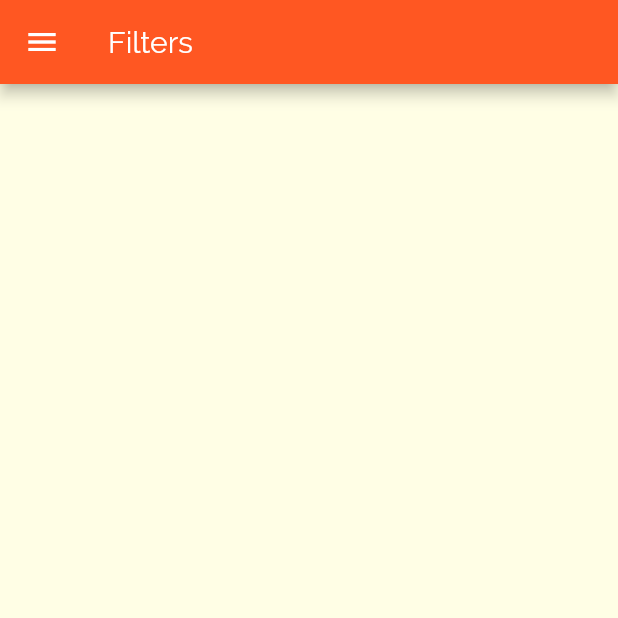
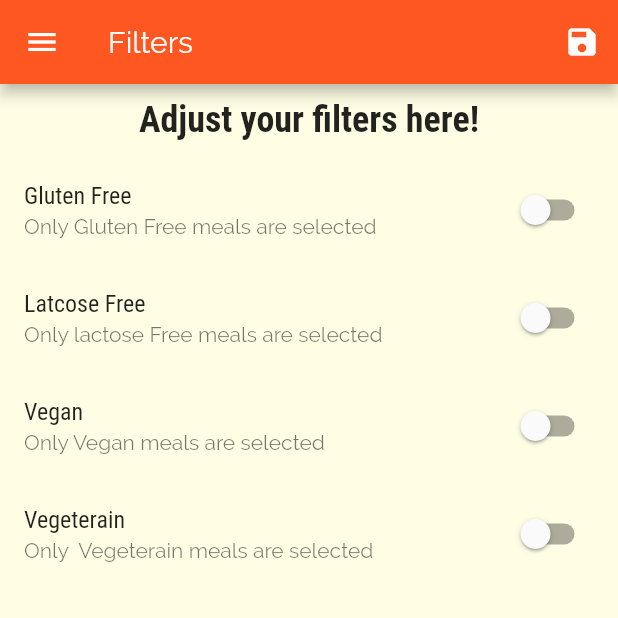
Before and after one commit to lighttt/FoodiApp, a Flutter app: the FilterScreen screen opened by its route, on a phone screen of 412 x 824 dp, the top half of it. Run offline on Flutter 3.47's test engine with Material 2 defaults, Android fonts, the phone set to English and light mode, and no system bars; network calls fail.

Commit message:
Managed Filter Screen and did state life cycle

```diff
--- a/lib/main.dart
+++ b/lib/main.dart
@@ -1,4 +1,6 @@
 import 'package:flutter/material.dart';
+import 'package:foodi_app/dummy_data.dart';
+import 'package:foodi_app/models/meal.dart';
 import 'package:foodi_app/screens/bottom_bar_screen.dart';
 import 'package:foodi_app/screens/category_meal_screen.dart';
 import 'package:foodi_app/screens/category_overview_screen.dart';
@@ -8,7 +10,41 @@ import 'package:foodi_app/screens/tab_view_screen.dart';
 
 void main() => runApp(MyApp());
 
-class MyApp extends StatelessWidget {
+class MyApp extends StatefulWidget {
+  @override
+  _MyAppState createState() => _MyAppState();
+}
+
+class _MyAppState extends State<MyApp> {
+  Map<String, bool> _filters = {
+    'gluten': false,
+    'lactose': false,
+    'vegan': false,
+    'vegetarian': false,
+  };
+  List<Meal> _availableMeals = DUMMY_MEALS;
+
+  void _setFilters(Map<String, bool> filterData) {
+    setState(() {
+      _filters = filterData;
+      _availableMeals = DUMMY_MEALS.where((meal) {
+        if (_filters['gluten'] && !meal.isGlutenFree) {
+          return false;
+        }
+        if (_filters['lactose'] && !meal.isLactoseFree) {
+          return false;
+        }
+        if (_filters['vegan'] && !meal.isVegan) {
+          return false;
+        }
+        if (_filters['vegetarian'] && !meal.isVegetarian) {
+          return false;
+        }
+        return true;
+      }).toList();
+    });
+  }
+
   @override
   Widget build(BuildContext context) {
     return MaterialApp(
@@ -33,10 +69,11 @@ class MyApp extends StatelessWidget {
       ),
       home: BottomBarScreen(),
       routes: {
-        CategoryMealScreen.routeName: (ctx) => CategoryMealScreen(),
+        CategoryMealScreen.routeName: (ctx) =>
+            CategoryMealScreen(_availableMeals),
         MealDetailScreen.routeName: (ctx) => MealDetailScreen(),
         BottomBarScreen.routeName: (ctx) => BottomBarScreen(),
-        FilterScreen.routeName: (ctx) => FilterScreen(),
+        FilterScreen.routeName: (ctx) => FilterScreen(_setFilters, _filters),
       },
       onUnknownRoute: (settings) {
         return MaterialPageRoute(builder: (ctx) => CategoryOverviewScreen());
--- a/lib/screens/filter_screen.dart
+++ b/lib/screens/filter_screen.dart
@@ -1,16 +1,108 @@
 import 'package:flutter/material.dart';
 import 'package:foodi_app/widgets/main_drawer.dart';
 
-class FilterScreen extends StatelessWidget {
+class FilterScreen extends StatefulWidget {
   static const String routeName = '/filter_screen';
+  final Function setFilter;
+  final Map<String, bool> currentFilters;
+  FilterScreen(this.setFilter, this.currentFilters);
+
+  @override
+  _FilterScreenState createState() => _FilterScreenState();
+}
+
+class _FilterScreenState extends State<FilterScreen> {
+  bool _glutenFree = false;
+  bool _vegan = false;
+  bool _vegetarian = false;
+  bool _lactoseFree = false;
+
+  Widget _buildSwitchListTile(String title, String description,
+      bool currentValue, Function updateValue) {
+    return SwitchListTile(
+        title: Text(title),
+        value: currentValue,
+        subtitle: Text(description),
+        onChanged: updateValue);
+  }
+
+  @override
+  void initState() {
+    _glutenFree = widget.currentFilters['gluten'];
+    _vegan = widget.currentFilters['vegan'];
+    _vegetarian = widget.currentFilters['vegetarian'];
+    _lactoseFree = widget.currentFilters['lactose'];
+    super.initState();
+  }
 
   @override
   Widget build(BuildContext context) {
     return Scaffold(
       appBar: AppBar(
         title: Text('Filters'),
+        actions: <Widget>[
+          IconButton(
+            icon: Icon(Icons.save),
+            onPressed: () {
+              final filterData = {
+                'gluten': _glutenFree,
+                'lactose': _lactoseFree,
+                'vegan': _vegan,
+                'vegetarian': _vegetarian,
+              };
+              widget.setFilter(filterData);
+            },
+          )
+        ],
       ),
       drawer: MainDrawer(),
+      body: Column(
+        children: <Widget>[
+          Container(
+            padding: EdgeInsets.all(10),
+            child: Text(
+              'Adjust your filters here!',
+              style: Theme.of(context).textTheme.title,
+            ),
+          ),
+          Expanded(
+            child: ListView(
+              children: <Widget>[
+                _buildSwitchListTile(
+                    'Gluten Free',
+                    'Only Gluten Free meals are selected',
+                    _glutenFree, (value) {
+                  setState(() {
+                    _glutenFree = value;
+                  });
+                }),
+                _buildSwitchListTile(
+                    'Latcose Free',
+                    'Only lactose Free meals are selected',
+                    _lactoseFree, (value) {
+                  setState(() {
+                    _lactoseFree = value;
+                  });
+                }),
+                _buildSwitchListTile(
+                    'Vegan', 'Only Vegan meals are selected', _vegan, (value) {
+                  setState(() {
+                    _vegan = value;
+                  });
+                }),
+                _buildSwitchListTile(
+                    'Vegeterain',
+                    'Only  Vegeterain meals are selected',
+                    _vegetarian, (value) {
+                  setState(() {
+                    _vegetarian = value;
+                  });
+                })
+              ],
+            ),
+          )
+        ],
+      ),
     );
   }
 }
```
Also changed, not shown: lib/screens/category_meal_screen.dart (+26 -8 lines).
